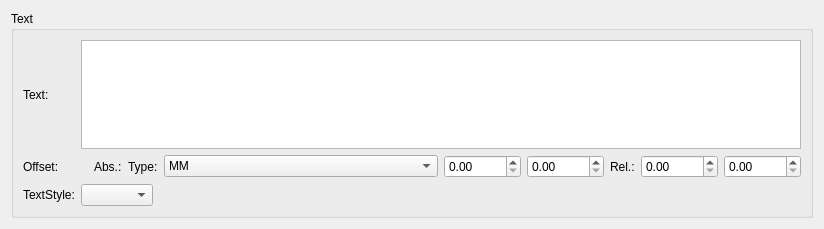
musescore/musescore-old, file mscore/mscore/text.ui: the form before one commit.
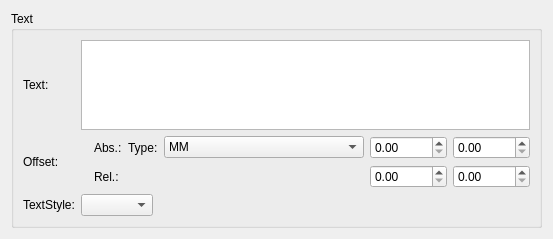
The form after the commit.

What changed in the file:
```diff
--- a/mscore/mscore/text.ui
+++ b/mscore/mscore/text.ui
@@ -1,12 +1,12 @@
 <ui version="4.0" >
  <class>TextBase</class>
- <widget class="QWidget" name="TextBase" >
-  <property name="geometry" >
+ <widget class="QWidget" name="TextBase">
+  <property name="geometry">
    <rect>
     <x>0</x>
     <y>0</y>
-    <width>824</width>
-    <height>229</height>
+    <width>553</width>
+    <height>239</height>
    </rect>
   </property>
   <property name="windowTitle" >
@@ -21,11 +21,11 @@
      <property name="flat" >
       <bool>true</bool>
      </property>
-     <layout class="QGridLayout" >
-      <item row="0" column="0" >
-       <widget class="QLabel" name="label" >
-        <property name="sizePolicy" >
-         <sizepolicy vsizetype="Preferred" hsizetype="Maximum" >
+     <layout class="QGridLayout" name="gridLayout_2">
+      <item row="0" column="0">
+       <widget class="QLabel" name="label">
+        <property name="sizePolicy">
+         <sizepolicy hsizetype="Maximum" vsizetype="Preferred">
           <horstretch>0</horstretch>
           <verstretch>0</verstretch>
          </sizepolicy>
@@ -38,13 +38,13 @@
         </property>
        </widget>
       </item>
-      <item row="0" column="1" >
-       <widget class="QTextEdit" name="text" />
+      <item row="0" column="1" colspan="2">
+       <widget class="QTextEdit" name="text"/>
       </item>
-      <item row="1" column="0" >
-       <widget class="QLabel" name="label_3" >
-        <property name="sizePolicy" >
-         <sizepolicy vsizetype="Preferred" hsizetype="Maximum" >
+      <item row="1" column="0">
+       <widget class="QLabel" name="label_3">
+        <property name="sizePolicy">
+         <sizepolicy hsizetype="Maximum" vsizetype="Preferred">
           <horstretch>0</horstretch>
           <verstretch>0</verstretch>
          </sizepolicy>
@@ -57,42 +57,47 @@
         </property>
        </widget>
       </item>
-      <item row="1" column="1" >
-       <layout class="QHBoxLayout" >
-        <item>
-         <widget class="QLabel" name="label_5" >
-          <property name="text" >
-           <string/>
+      <item row="1" column="1">
+       <widget class="QLabel" name="label_5">
+        <property name="text">
+         <string/>
+        </property>
+       </widget>
+      </item>
+      <item row="1" column="2">
+       <layout class="QGridLayout" name="gridLayout">
+        <item row="1" column="5">
+         <widget class="QDoubleSpinBox" name="yoffset">
+          <property name="maximum">
+           <double>10000.000000000000000</double>
           </property>
          </widget>
         </item>
-        <item>
-         <widget class="QLabel" name="label_7" >
-          <property name="text" >
-           <string comment="do not translate" >Abs.:</string>
+        <item row="2" column="3">
+         <widget class="QDoubleSpinBox" name="rxoffset">
+          <property name="maximum">
+           <double>10000.000000000000000</double>
           </property>
          </widget>
         </item>
-        <item>
-         <widget class="QLabel" name="label_2" >
-          <property name="sizePolicy" >
-           <sizepolicy vsizetype="Preferred" hsizetype="Maximum" >
-            <horstretch>0</horstretch>
-            <verstretch>0</verstretch>
-           </sizepolicy>
+        <item row="2" column="5">
+         <widget class="QDoubleSpinBox" name="ryoffset">
+          <property name="maximum">
+           <double>10000.000000000000000</double>
           </property>
-          <property name="text" >
-           <string>Type:</string>
+         </widget>
+        </item>
+        <item row="1" column="3">
+         <widget class="QDoubleSpinBox" name="xoffset">
+          <property name="maximum">
+           <double>10000.000000000000000</double>
           </property>
-          <property name="textFormat" >
-           <enum>Qt::PlainText</enum>
-          </property>
          </widget>
         </item>
-        <item>
-         <widget class="QComboBox" name="offsetType" >
-          <property name="sizePolicy" >
-           <sizepolicy vsizetype="Fixed" hsizetype="Expanding" >
+        <item row="1" column="2">
+         <widget class="QComboBox" name="offsetType">
+          <property name="sizePolicy">
+           <sizepolicy hsizetype="Expanding" vsizetype="Fixed">
             <horstretch>0</horstretch>
             <verstretch>0</verstretch>
            </sizepolicy>
@@ -109,54 +114,49 @@
           </item>
          </widget>
         </item>
-        <item>
-         <widget class="QDoubleSpinBox" name="xoffset" >
-          <property name="maximum" >
-           <double>10000.000000000000000</double>
+        <item row="1" column="1">
+         <widget class="QLabel" name="label_2">
+          <property name="sizePolicy">
+           <sizepolicy hsizetype="Maximum" vsizetype="Preferred">
+            <horstretch>0</horstretch>
+            <verstretch>0</verstretch>
+           </sizepolicy>
           </property>
-         </widget>
-        </item>
-        <item>
-         <widget class="QDoubleSpinBox" name="yoffset" >
-          <property name="maximum" >
-           <double>10000.000000000000000</double>
+          <property name="text">
+           <string>Type:</string>
           </property>
-         </widget>
-        </item>
-        <item>
-         <widget class="QLabel" name="label_6" >
-          <property name="text" >
-           <string comment="do not translate" >Rel.:</string>
+          <property name="textFormat">
+           <enum>Qt::PlainText</enum>
           </property>
          </widget>
         </item>
-        <item>
-         <widget class="QDoubleSpinBox" name="rxoffset" >
-          <property name="maximum" >
-           <double>10000.000000000000000</double>
+        <item row="1" column="0">
+         <widget class="QLabel" name="label_7">
+          <property name="text">
+           <string comment="do not translate">Abs.:</string>
           </property>
          </widget>
         </item>
-        <item>
-         <widget class="QDoubleSpinBox" name="ryoffset" >
-          <property name="maximum" >
-           <double>10000.000000000000000</double>
+        <item row="2" column="0">
+         <widget class="QLabel" name="label_6">
+          <property name="text">
+           <string comment="do not translate">Rel.:</string>
           </property>
          </widget>
         </item>
        </layout>
       </item>
-      <item row="2" column="0" >
-       <widget class="QLabel" name="label_4" >
-        <property name="text" >
-         <string comment="do not translate" >TextStyle:</string>
+      <item row="2" column="0">
+       <widget class="QLabel" name="label_4">
+        <property name="text">
+         <string comment="do not translate">TextStyle:</string>
         </property>
        </widget>
       </item>
-      <item row="2" column="1" >
-       <layout class="QHBoxLayout" >
+      <item row="2" column="1" colspan="2">
+       <layout class="QHBoxLayout">
         <item>
-         <widget class="QComboBox" name="textStyle" />
+         <widget class="QComboBox" name="textStyle"/>
         </item>
         <item>
          <spacer>
```
Left out of the diff: 41 changed lines with no effect on the pictures.
